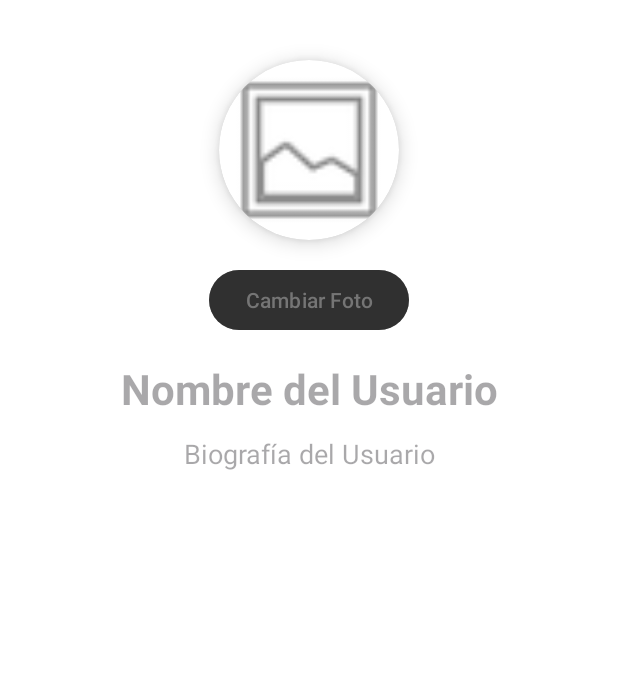
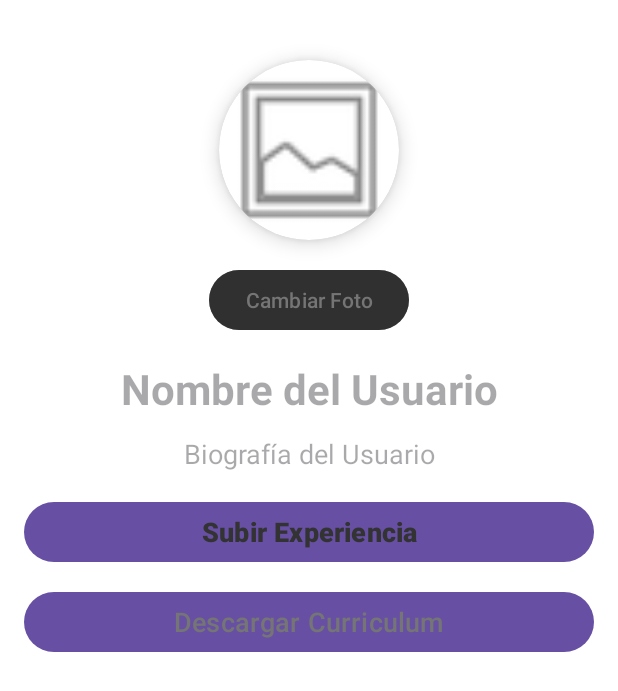
Before and after one commit to sonick-s/EmpleaTec, an Android app: the fragment mostrarEncabezadoPerfil shown on its own in the app's theme, on a phone screen of 412 x 824 dp. Shown: the top 691 px of the screen. Run offline under Robolectric (Android 15) with nearby library versions, the phone set to English and light mode, and no system bars; our stand-ins replace Firebase (no records; nobody signed in at launch, a user with empty details on screens opened directly).

Commit message:
Muestro la funcionalidad subir tu experiencia en una ventana emergente cuando el boton subir experiencia es precionado

```diff
--- a/app/src/main/java/com/omar/sani/empleatec/mostrarEncabezadoPerfil.java
+++ b/app/src/main/java/com/omar/sani/empleatec/mostrarEncabezadoPerfil.java
@@ -7,10 +7,12 @@ import android.view.ViewGroup;
 import android.widget.Button;
 import android.widget.ImageView;
 import android.widget.TextView;
+import android.widget.Toast;
 
 import androidx.annotation.NonNull;
 import androidx.annotation.Nullable;
 import androidx.fragment.app.Fragment;
+import androidx.fragment.app.FragmentTransaction;
 
 import com.omar.sani.empleatec.controlador.database.perfil.dbEncabezado;
 import com.omar.sani.empleatec.ui.gallery.ValidarEncabezado;
@@ -19,22 +21,28 @@ import java.util.List;
 
 public class mostrarEncabezadoPerfil extends Fragment implements ValidarEncabezado.EncabezadoListener {
 
-    private static final String ARG_USER_NAME = "userName";
-    private static final String ARG_USER_BIO = "userBio";
+    private static final String ARG_PARAM1 = "param1";
+    private static final String ARG_PARAM2 = "param2";
+
+    private String param1;
+    private String param2;
 
     private String userName;
     private String userBio;
+    private String profileImageUrl;
 
     private ImageView profilePicture;
     private Button uploadPictureButton;
+    private Button subirExperienciaButton;
+    private Button descargarCurriculumButton;
     private TextView userNameView;
     private TextView userBioView;
 
-    public static mostrarEncabezadoPerfil newInstance(String userName, String userBio) {
+    public static mostrarEncabezadoPerfil newInstance(String param1, String param2) {
         mostrarEncabezadoPerfil fragment = new mostrarEncabezadoPerfil();
         Bundle args = new Bundle();
-        args.putString(ARG_USER_NAME, userName);
-        args.putString(ARG_USER_BIO, userBio);
+        args.putString(ARG_PARAM1, param1);
+        args.putString(ARG_PARAM2, param2);
         fragment.setArguments(args);
         return fragment;
     }
@@ -47,14 +55,19 @@ public class mostrarEncabezadoPerfil extends Fragment implements ValidarEncabeza
         // Inicializa las vistas aquí
         profilePicture = view.findViewById(R.id.profile_picture);
         uploadPictureButton = view.findViewById(R.id.upload_picture_button);
+        subirExperienciaButton = view.findViewById(R.id.ButtonSubirExperiencia);
+        descargarCurriculumButton = view.findViewById(R.id.ButtomDescargarCurriculum);
         userNameView = view.findViewById(R.id.user_name);
         userBioView = view.findViewById(R.id.user_bio);
 
         // Obtener argumentos
         if (getArguments() != null) {
-            userName = getArguments().getString(ARG_USER_NAME);
-            userBio = getArguments().getString(ARG_USER_BIO);
+            param1 = getArguments().getString(ARG_PARAM1);
+            param2 = getArguments().getString(ARG_PARAM2);
         }
+
+        // Configurar los botones
+        configurarBotones();
 
         // Crear instancia de dbEncabezado y obtener la instancia de ValidarEncabezado
         dbEncabezado dbEncabezado = new dbEncabezado();
@@ -67,13 +80,40 @@ public class mostrarEncabezadoPerfil extends Fragment implements ValidarEncabeza
         return view;
     }
 
+    private void configurarBotones() {
+        uploadPictureButton.setOnClickListener(v -> {
+            // Lógica para cambiar la foto de perfil
+            Toast.makeText(getContext(), "Cambiar foto de perfil", Toast.LENGTH_SHORT).show();
+        });
+
+        subirExperienciaButton.setOnClickListener(v -> {
+            // Mostrar el fragmento contenedorPublicaciones desde la parte inferior
+            contenedorPublicaciones fragment = contenedorPublicaciones.newInstance(userName, userBio);
+            FragmentTransaction transaction = getParentFragmentManager().beginTransaction();
+            transaction.setCustomAnimations(R.anim.slide_in_up, R.anim.slide_out_down);
+            transaction.add(R.id.fragment_container_emergente, fragment); // Asegúrate de tener un contenedor en el layout
+            transaction.addToBackStack(null); // Opcional: añade a la pila de retroceso
+            transaction.commit();
+
+            // Mostrar el contenedor emergente
+            View emergenteView = getParentFragment().getView().findViewById(R.id.fragment_container_emergente);
+            if (emergenteView != null) {
+                emergenteView.setVisibility(View.VISIBLE);
+            }
+        });
+
+        descargarCurriculumButton.setOnClickListener(v -> {
+            // Lógica para descargar curriculum
+            Toast.makeText(getContext(), "Descargar currículum", Toast.LENGTH_SHORT).show();
+        });
+    }
+
     @Override
     public void onEncabezadoDataReceived(List<ValidarEncabezado.Encabezado> encabezadoList) {
         if (encabezadoList != null && !encabezadoList.isEmpty()) {
             ValidarEncabezado.Encabezado encabezado = encabezadoList.get(0); // Obtiene el primer encabezado para mostrar
             userNameView.setText(encabezado.getUserName());
             userBioView.setText(encabezado.getUserBio());
-            // Aquí puedes también manejar la carga de la imagen de perfil si es necesario
         }
     }
 }
--- a/app/src/main/java/com/omar/sani/empleatec/ui/gallery/GalleryFragment.java
+++ b/app/src/main/java/com/omar/sani/empleatec/ui/gallery/GalleryFragment.java
@@ -12,6 +12,7 @@ import androidx.fragment.app.FragmentTransaction;
 import com.omar.sani.empleatec.R;
 import com.omar.sani.empleatec.controlador.database.perfil.dbContacto;
 import com.omar.sani.empleatec.controlador.database.perfil.dbEducacion;
+import com.omar.sani.empleatec.controlador.database.perfil.dbEncabezado;
 import com.omar.sani.empleatec.controlador.database.perfil.dbExperienciaLaboral;
 import com.omar.sani.empleatec.controlador.database.perfil.dbHabilidades;
 import com.omar.sani.empleatec.controlador.database.perfil.dbProyectos;
@@ -31,6 +32,7 @@ public class GalleryFragment extends Fragment {
     private dbExperienciaLaboral dbExperienciaLaboral;
     private dbHabilidades dbHabilidad;
     private dbProyectos dbProyectos;
+    private dbEncabezado dbEncabezado;
 
     @Override
     public View onCreateView(@NonNull LayoutInflater inflater, ViewGroup container, Bundle savedInstanceState) {
@@ -43,6 +45,7 @@ public class GalleryFragment extends Fragment {
         dbExperienciaLaboral = new dbExperienciaLaboral();
         dbHabilidad = new dbHabilidades();
         dbProyectos = new dbProyectos();
+        dbEncabezado = new dbEncabezado();
 
         // Obtener datos de Firebase
         dbContacto.obtenerDatosContacto(root);
@@ -50,6 +53,7 @@ public class GalleryFragment extends Fragment {
         dbExperienciaLaboral.obtenerDatosExperiencia(root);
         dbHabilidad.obtenerDatosHabilidades(root);
         dbProyectos.obtenerDatosProyectos(root);
+        dbEncabezado.obtenerDatosEncabezado(root);
 
         // Cargar los fragmentos
         loadMostrarExperienciaLaboralPerfilFragment("Param1Value", "Param2Value");
--- /dev/null
+++ b/app/src/main/res/anim/slide_in_up.xml
@@ -0,0 +1,7 @@
+<?xml version="1.0" encoding="utf-8"?>
+<set xmlns:android="http://schemas.android.com/apk/res/android">
+    <translate
+        android:fromYDelta="100%"
+        android:toYDelta="0%"
+        android:duration="300"/>
+</set>
--- /dev/null
+++ b/app/src/main/res/anim/slide_out_down.xml
@@ -0,0 +1,7 @@
+<?xml version="1.0" encoding="utf-8"?>
+<set xmlns:android="http://schemas.android.com/apk/res/android">
+    <translate
+        android:fromYDelta="0%"
+        android:toYDelta="100%"
+        android:duration="300"/>
+</set>
--- a/app/src/main/res/layout/fragment_mostrar_encabezado_perfil.xml
+++ b/app/src/main/res/layout/fragment_mostrar_encabezado_perfil.xml
@@ -71,6 +71,29 @@
                 android:paddingStart="24dp"
                 android:paddingEnd="24dp"/>
 
+            <!-- Buttons for Experience and CV -->
+            <Button
+                android:id="@+id/ButtonSubirExperiencia"
+                android:layout_width="match_parent"
+                android:layout_height="wrap_content"
+                android:text="Subir Experiencia"
+                android:textSize="18sp"
+                android:textStyle="bold"
+                android:gravity="center"
+                android:textColor="@color/primaryTextColor"
+                android:layout_marginTop="16dp"/>
+
+            <Button
+                android:id="@+id/ButtomDescargarCurriculum"
+                android:layout_width="match_parent"
+                android:layout_height="wrap_content"
+                android:text="Descargar Curriculum"
+                android:textSize="18sp"
+                android:gravity="center"
+                android:textColor="@color/secondaryTextColor"
+                android:layout_marginTop="12dp"
+                android:paddingStart="24dp"
+                android:paddingEnd="24dp"/>
         </LinearLayout>
     </ScrollView>
 
--- a/app/src/main/res/values/colors.xml
+++ b/app/src/main/res/values/colors.xml
@@ -11,6 +11,4 @@
     <color name="primaryTextColor">#333333</color>
     <color name="buttonColor">#6200EE</color>
     <color name="gray">#CCCCCC</color>
-
-
 </resources>
```
Also changed, not shown: app/src/main/java/com/omar/sani/empleatec/Publicacion.java (+22 -2 lines), app/src/main/java/com/omar/sani/empleatec/SubirEducacionPerfil.java (renamed from app/src/main/java/com/omar/sani/empleatec/subirEducacionPerfil.java, +39 -27 lines), app/src/main/java/com/omar/sani/empleatec/contenedorPublicaciones.java (added, +80 -0 lines), app/src/main/res/drawable/rounded_background_white.xml (added, +10 -0 lines), app/src/main/res/layout/fragment_contenedor_publicaciones.xml (added, +107 -0 lines), app/src/main/res/layout/fragment_gallery.xml (+10 -1 lines), app/src/main/res/layout/fragment_publicacion.xml (+17 -3 lines).
